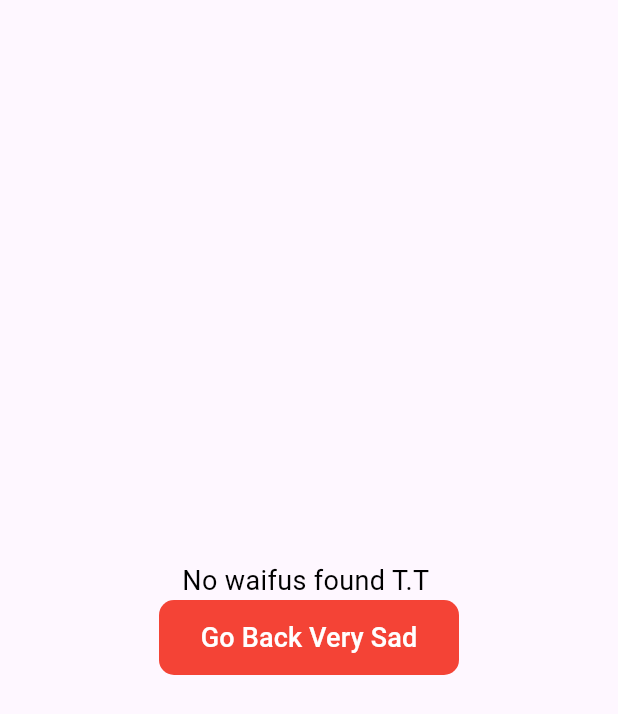
After one commit to FarlenUrena/moviles_lab1, a Flutter app: the Animes screen opened directly, on a phone screen of 412 x 824 dp. The commit adds this screen. Shown: the top 714 px of the screen. Run offline on Flutter 3.47's test engine with Material 2 defaults, Android fonts, the light colour scheme and no system bars; our stand-ins replace bloc, graphql_flutter.

Commit message:
add views widgets

```diff
--- /dev/null
+++ b/lib/cubit/anime_app_state.dart
@@ -0,0 +1,3 @@
+part of 'anime_app_cubit.dart';
+
+class AnimeAppState {}
--- /dev/null
+++ b/lib/views/animes/animes.dart
@@ -0,0 +1,39 @@
+import 'package:flutter/material.dart';
+
+class Animes extends StatelessWidget {
+  const Animes({super.key});
+
+  @override
+  Widget build(BuildContext context) {
+    return Scaffold(
+        body: Column(
+      mainAxisAlignment: MainAxisAlignment.center,
+      children: [
+        const Text('No waifus found T.T ',
+            style: TextStyle(
+              color: Colors.black,
+              fontSize: 18,
+            )),
+        Center(
+            child: Container(
+                width: 200,
+                height: 50,
+                decoration: BoxDecoration(
+                  color: Colors.red,
+                  borderRadius: BorderRadius.circular(10),
+                ),
+                child: TextButton(
+                    onPressed: () {
+                      // Button pressed callback
+                      print('Button Pressed!');
+                      Navigator.pushNamed(context, '/');
+                    },
+                    child: const Text('Go Back Very Sad',
+                        style: TextStyle(
+                          color: Colors.white,
+                          fontSize: 18,
+                        ))))),
+      ],
+    ));
+  }
+}
--- a/package/anime_service/lib/example/Main.dart
+++ b/package/anime_service/lib/example/Main.dart
@@ -28,7 +28,7 @@ void TestCharacter(List<dynamic> characterList) {
 
 void main() async {
   final animeService = AnimeService();
-  final animeList = await animeService.getAllAnimeGenres();
+  final animeList = await animeService.getAnimeList();
   //TestCharacter(animeList);
   print(animeList);
 }
```
Also changed, not shown: lib/cubit/anime_app_cubit.dart (added, +8 -0 lines), lib/main.dart (+6 -49 lines), lib/views/home/home.dart (added, +31 -0 lines), pubspec.yaml (+2 -75 lines), pubspec.lock, 1 other file.
